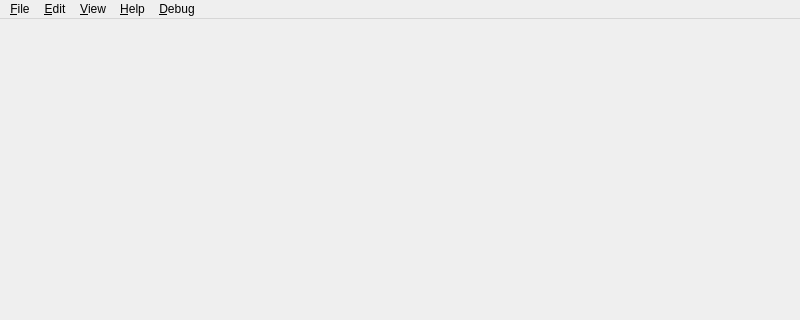
First picture: the form in gui/MainWindow.ui, repository metr0n0m/Yata, before the edit; both pictures show x 0 to 800 and y 0 to 320 of the 800 by 600 pixel window.
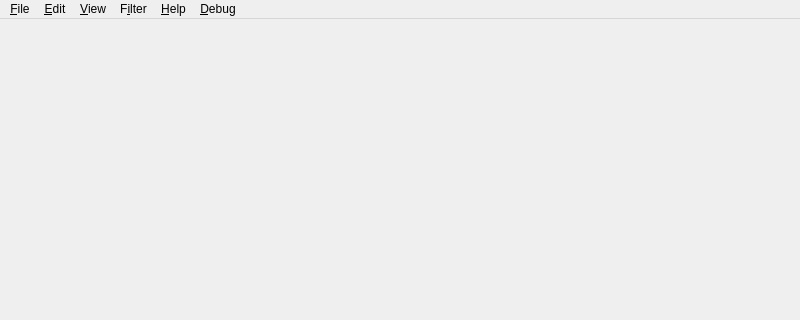
Second picture: the form after the edit.

Commit message: Add Filter menu: filter by keyword or highlight pattern, tail support, status bar

The edit to the form file:
```diff
--- a/gui/MainWindow.ui
+++ b/gui/MainWindow.ui
@@ -50,6 +50,15 @@
     <addaction name="actionRefresh"/>
     <addaction name="actionFollowTail"/>
    </widget>
+   <widget class="QMenu" name="menuFilter">
+    <property name="title">
+     <string>F&amp;ilter</string>
+    </property>
+    <addaction name="actionFilterByKeyword"/>
+    <addaction name="actionFilterByPattern"/>
+    <addaction name="separator"/>
+    <addaction name="actionClearFilter"/>
+   </widget>
    <widget class="QMenu" name="menuDebug">
     <property name="title">
      <string>&amp;Debug</string>
@@ -63,6 +72,7 @@
    <addaction name="menuFile"/>
    <addaction name="menuEdit"/>
    <addaction name="menuView"/>
+   <addaction name="menuFilter"/>
    <addaction name="menuHelp"/>
    <addaction name="menuDebug"/>
   </widget>
```
Left out of the diff: 15 changed lines with no effect on the pictures. The commit also changes 21 other files.
